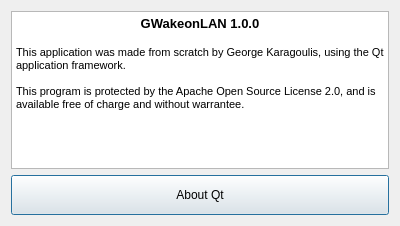
karagog/GWakeOnLAN, file about_window.ui: the form before one commit.
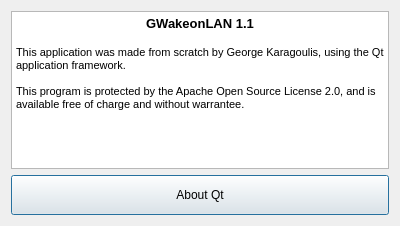
The form after the commit.

Commit message: now it centers the widgets when they open

```diff
--- a/about_window.ui
+++ b/about_window.ui
@@ -21,7 +21,7 @@
 &lt;html&gt;&lt;head&gt;&lt;meta name=&quot;qrichtext&quot; content=&quot;1&quot; /&gt;&lt;style type=&quot;text/css&quot;&gt;
 p, li { white-space: pre-wrap; }
 &lt;/style&gt;&lt;/head&gt;&lt;body style=&quot; font-family:'MS Shell Dlg 2'; font-size:7.8pt; font-weight:400; font-style:normal;&quot;&gt;
-&lt;p align=&quot;center&quot; style=&quot; margin-top:0px; margin-bottom:0px; margin-left:0px; margin-right:0px; -qt-block-indent:0; text-indent:0px;&quot;&gt;&lt;span style=&quot; font-size:10pt; font-weight:600;&quot;&gt;GWakeonLAN 1.0.0&lt;/span&gt;&lt;/p&gt;
+&lt;p align=&quot;center&quot; style=&quot; margin-top:0px; margin-bottom:0px; margin-left:0px; margin-right:0px; -qt-block-indent:0; text-indent:0px;&quot;&gt;&lt;span style=&quot; font-size:10pt; font-weight:600;&quot;&gt;GWakeonLAN 1.1&lt;/span&gt;&lt;/p&gt;
 &lt;p style=&quot;-qt-paragraph-type:empty; margin-top:0px; margin-bottom:0px; margin-left:0px; margin-right:0px; -qt-block-indent:0; text-indent:0px; font-size:10pt;&quot;&gt;&lt;/p&gt;
 &lt;p style=&quot; margin-top:0px; margin-bottom:0px; margin-left:0px; margin-right:0px; -qt-block-indent:0; text-indent:0px;&quot;&gt;&lt;span style=&quot; font-size:8pt;&quot;&gt;This application was made from scratch by George Karagoulis, using the Qt application framework.&lt;/span&gt;&lt;/p&gt;
 &lt;p style=&quot;-qt-paragraph-type:empty; margin-top:0px; margin-bottom:0px; margin-left:0px; margin-right:0px; -qt-block-indent:0; text-indent:0px; font-size:8pt;&quot;&gt;&lt;/p&gt;
```
The commit also changes 6 other files.
